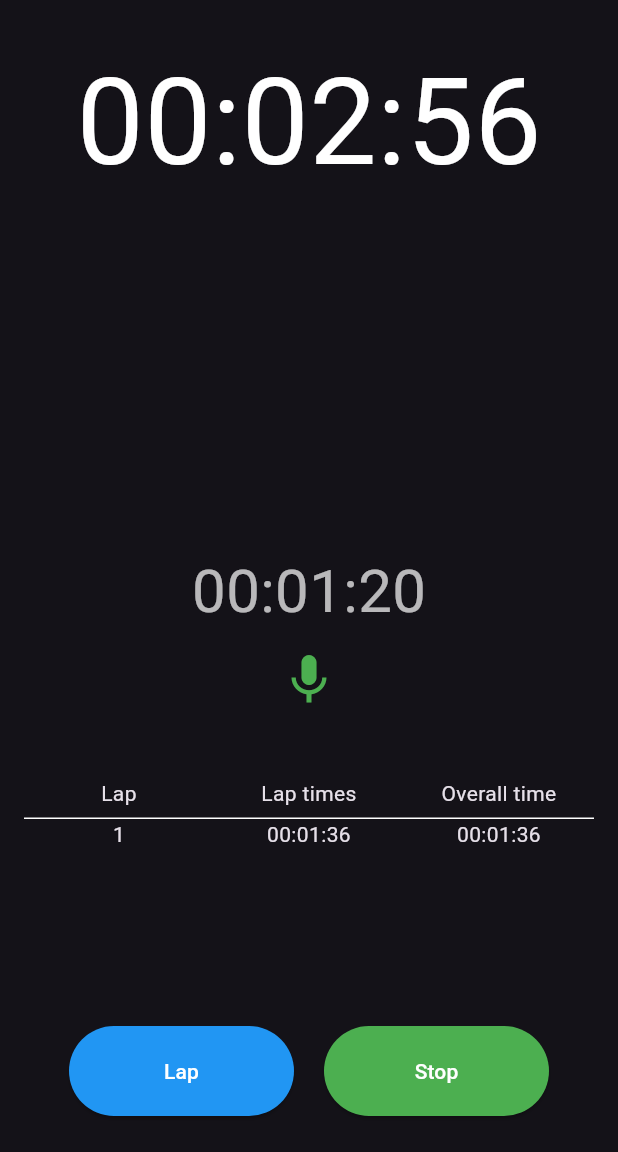
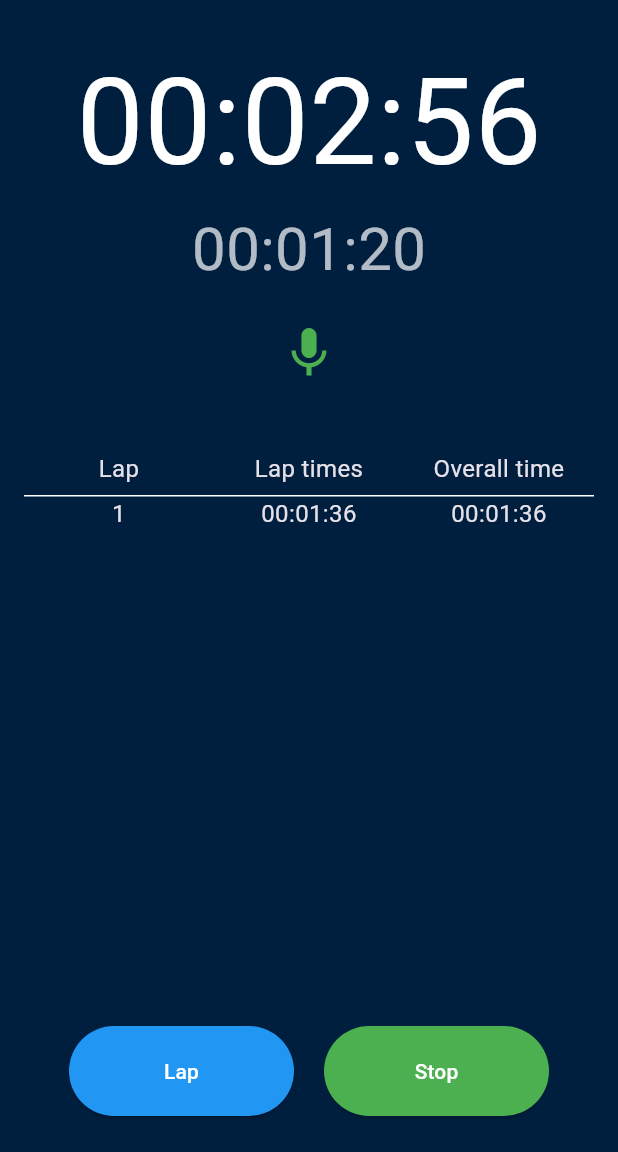
Before and after one commit to alexsvtmdev/vcstopwatch, a Flutter app: the screen it shows after launch, after a tap on "Start", after a tap on "Lap", on a phone screen of 412 x 824 dp, the part 84-1236 px from its top. Run offline on Flutter 3.47's test engine with Material 3 defaults, Android fonts, the phone set to English and light mode, and no system bars; our stand-ins replace flutter_tts, shared_preferences; missing offline and left inert: vosk_flutter_2.

Commit message:
design 4. good

```diff
--- a/lib/main.dart
+++ b/lib/main.dart
@@ -26,7 +26,7 @@ class VoiceCommandResult {
   VoiceCommandResult({required this.text, required this.isCommand});
 }
 
-/// Сервис голосовых команд: инициализация модели, распознавание и передача результатов через поток.
+/// Сервис голосовых команд.
 class VoiceCommandService {
   final VoskFlutterPlugin _vosk = VoskFlutterPlugin.instance();
   final ModelLoader _modelLoader = ModelLoader();
@@ -75,7 +75,7 @@ class VoiceCommandService {
     "circle", // добавлено слово "circle"
   ];
 
-  // grammarList – объединение commandWords и ignoreWords.
+  // Объединённый список для грамматики.
   List<String> get grammarList => [...commandWords, ...ignoreWords];
 
   Stream<VoiceCommandResult> get commandStream => _controller.stream;
@@ -138,9 +138,7 @@ class VoiceCommandService {
       final result = jsonDecode(resultJson);
       if (result.containsKey('text')) {
         String recognized = result['text'].toLowerCase().trim();
-        if (recognized.isEmpty) {
-          recognized = "-";
-        }
+        if (recognized.isEmpty) recognized = "-";
         bool isCommand = false;
         if (!ignoreWords.contains(recognized)) {
           for (var word in commandWords) {
@@ -195,7 +193,12 @@ class MyApp extends StatelessWidget {
   Widget build(BuildContext context) {
     return MaterialApp(
       title: 'VoiceControl Timer',
-      theme: ThemeData(primarySwatch: Colors.blue, brightness: Brightness.dark),
+      // Устанавливаем фон приложения deep navy
+      theme: ThemeData(
+        primarySwatch: Colors.blue,
+        brightness: Brightness.dark,
+        scaffoldBackgroundColor: const Color(0xFF001F3F),
+      ),
       home: const TimerPage(),
     );
   }
@@ -225,8 +228,7 @@ class TimerPageState extends State<TimerPage> {
   Timer? _clearVoiceTextTimer;
 
   int _lastIntervalAnnounced = -1;
-
-  List<LapRecord> _lapRecords = [];
+  final List<LapRecord> _lapRecords = [];
 
   late VoiceCommandService voiceService;
   StreamSubscription<VoiceCommandResult>? _voiceSub;
@@ -334,8 +336,8 @@ class TimerPageState extends State<TimerPage> {
       Duration currentLap = DateTime.now().difference(_lapStartTime!);
       Duration overall = elapsed;
       int lapNumber = _lapRecords.length + 1;
-      // Для голосового объявления используем "circle" и выводим номер без ведущих нулей.
-      flutterTts.speak("circle ${lapNumber}");
+      // Голосовое объявление: если lapNumber больше нуля, читаем его; иначе (не должно быть 0) – игнорируем.
+      flutterTts.speak("circle $lapNumber");
       LapRecord lapRecord = LapRecord(
         lapNumber: lapNumber,
         lapTime: currentLap,
@@ -344,7 +346,7 @@ class TimerPageState extends State<TimerPage> {
       _lapRecords.insert(0, lapRecord);
       _lapStartTime = DateTime.now();
       developer.log(
-        "Lap recorded: Circle ${lapNumber}, lap time: $currentLap, overall: $overall",
+        "Lap recorded: Circle $lapNumber, lap time: $currentLap, overall: $overall",
         name: "TimerPage",
       );
       setState(() {});
@@ -372,7 +374,8 @@ class TimerPageState extends State<TimerPage> {
       if (isActive && _startTime != null) {
         Duration currentRun = DateTime.now().difference(_startTime!);
         Duration total = _accumulated + currentRun;
-        flutterTts.speak("completed ${_formatAnnouncement(total)}");
+        final formatted = _formatAnnouncement(total);
+        flutterTts.speak("completed $formatted");
         setState(() {
           isActive = false;
           _accumulated = total;
@@ -420,18 +423,6 @@ class TimerPageState extends State<TimerPage> {
     await prefs.setBool('voiceControlEnabled', voiceControlEnabled);
   }
 
-  void _handleReset() {
-    flutterTts.speak("Timer in zero");
-    setState(() {
-      isActive = false;
-      _accumulated = Duration.zero;
-      _startTime = null;
-      _lapStartTime = null;
-      _lapRecords.clear();
-    });
-    developer.log("Manual: Timer reset", name: "TimerPage");
-  }
-
   Widget _buildLapTable() {
     return Expanded(
       child: SingleChildScrollView(
@@ -450,21 +441,21 @@ class TimerPageState extends State<TimerPage> {
                   Expanded(
                     child: Text(
                       "Lap",
-                      style: TextStyle(fontSize: 14),
+                      style: TextStyle(fontSize: 16),
                       textAlign: TextAlign.center,
                     ),
                   ),
                   Expanded(
                     child: Text(
                       "Lap times",
-                      style: TextStyle(fontSize: 14),
+                      style: TextStyle(fontSize: 16),
                       textAlign: TextAlign.center,
                     ),
                   ),
                   Expanded(
                     child: Text(
                       "Overall time",
-                      style: TextStyle(fontSize: 14),
+                      style: TextStyle(fontSize: 16),
                       textAlign: TextAlign.center,
                     ),
                   ),
@@ -483,21 +474,21 @@ class TimerPageState extends State<TimerPage> {
                     Expanded(
                       child: Text(
                         lap.lapNumber.toString(),
-                        style: const TextStyle(fontSize: 14),
+                        style: const TextStyle(fontSize: 16),
                         textAlign: TextAlign.center,
                       ),
                     ),
                     Expanded(
                       child: Text(
                         _formatTime(lap.lapTime),
-                        style: const TextStyle(fontSize: 14),
+                        style: const TextStyle(fontSize: 16),
                         textAlign: TextAlign.center,
                       ),
                     ),
                     Expanded(
                       child: Text(
                         _formatTime(lap.overallTime),
-                        style: const TextStyle(fontSize: 14),
+                        style: const TextStyle(fontSize: 16),
                         textAlign: TextAlign.center,
                       ),
                     ),
@@ -511,14 +502,16 @@ class TimerPageState extends State<TimerPage> {
     );
   }
 
-  // Виджет для левой кнопки, которая выполняет либо lap, либо reset.
+  // Виджет для левой кнопки: если таймер работает, показывает "Lap" (с синей кнопкой),
+  // если остановлен и время > 0 – "Reset" (с красной кнопкой),
+  // если время равно нулю – "Lap" (неактивна, серая).
   Widget _buildLapOrResetButton() {
     if (isActive) {
       return ElevatedButton(
         style: ElevatedButton.styleFrom(
           minimumSize: const Size(150, 60),
           shape: const StadiumBorder(),
-          backgroundColor: Colors.blue, // Lap button: синяя
+          backgroundColor: Colors.blue,
           foregroundColor: Colors.white,
         ),
         onPressed: _handleLap,
@@ -530,7 +523,7 @@ class TimerPageState extends State<TimerPage> {
           style: ElevatedButton.styleFrom(
             minimumSize: const Size(150, 60),
             shape: const StadiumBorder(),
-            backgroundColor: Colors.red, // Reset button: красная
+            backgroundColor: Colors.red,
             foregroundColor: Colors.white,
           ),
           onPressed: _handleReset,
@@ -541,7 +534,7 @@ class TimerPageState extends State<TimerPage> {
           style: ElevatedButton.styleFrom(
             minimumSize: const Size(150, 60),
             shape: const StadiumBorder(),
-            backgroundColor: Colors.grey, // неактивная кнопка
+            backgroundColor: Colors.grey,
             foregroundColor: Colors.white,
           ),
           onPressed: null,
@@ -549,6 +542,18 @@ class TimerPageState extends State<TimerPage> {
         );
       }
     }
+  }
+
+  void _handleReset() {
+    flutterTts.speak("Timer in zero");
+    setState(() {
+      isActive = false;
+      _accumulated = Duration.zero;
+      _startTime = null;
+      _lapStartTime = null;
+      _lapRecords.clear();
+    });
+    developer.log("Manual: Timer reset", name: "TimerPage");
   }
 
   @override
@@ -563,6 +568,91 @@ class TimerPageState extends State<TimerPage> {
   @override
   Widget build(BuildContext context) {
     String formattedTime = _formatTime(elapsed);
+    final screenHeight = MediaQuery.of(context).size.height;
+    // Если нет записей кругов, верхняя группа занимает примерно 1/3 экрана (выравнивание вниз),
+    // иначе – выравнивание по верхнему краю.
+    Widget upperGroup;
+    if (_lapRecords.isEmpty) {
+      upperGroup = Container(
+        height: screenHeight * 0.33,
+        alignment: Alignment.bottomCenter,
+        child: Text(
+          formattedTime,
+          style: const TextStyle(fontSize: 80, color: Colors.white),
+        ),
+      );
+      upperGroup = Column(
+        mainAxisSize: MainAxisSize.min,
+        children: [
+          upperGroup,
+          const SizedBox(height: 20),
+          Icon(
+            voiceRecognitionActive ? Icons.mic : Icons.mic_off,
+            color: voiceRecognitionActive ? Colors.green : Colors.red,
+            size: 40,
+          ),
+          const SizedBox(height: 10),
+          SizedBox(
+            height: 20,
+            child: Center(
+              child: Text(
+                _displayedVoiceText ?? " ",
+                style: TextStyle(
+                  fontSize: 16,
+                  color:
+                      _displayedVoiceIsCommand ? Colors.green : Colors.orange,
+                  fontWeight:
+                      _displayedVoiceIsCommand
+                          ? FontWeight.bold
+                          : FontWeight.normal,
+                ),
+              ),
+            ),
+          ),
+        ],
+      );
+    } else {
+      upperGroup = Column(
+        crossAxisAlignment: CrossAxisAlignment.center,
+        children: [
+          Text(
+            formattedTime,
+            style: const TextStyle(fontSize: 80, color: Colors.white),
+          ),
+          if (isActive && _lapStartTime != null)
+            Text(
+              _formatTime(DateTime.now().difference(_lapStartTime!)),
+              style: const TextStyle(fontSize: 40, color: Colors.white70),
+            ),
+          const SizedBox(height: 20),
+          Icon(
+            voiceRecognitionActive ? Icons.mic : Icons.mic_off,
+            color: voiceRecognitionActive ? Colors.green : Colors.red,
+            size: 40,
+          ),
+          const SizedBox(height: 10),
+          SizedBox(
+            height: 20,
+            child: Center(
+              child: Text(
+                _displayedVoiceText ?? " ",
+                style: TextStyle(
+                  fontSize: 16,
+                  color:
+                      _displayedVoiceIsCommand ? Colors.green : Colors.orange,
+                  fontWeight:
+                      _displayedVoiceIsCommand
+                          ? FontWeight.bold
+                          : FontWeight.normal,
+                ),
+              ),
+            ),
+          ),
+          const SizedBox(height: 10),
+          _buildLapTable(),
+        ],
+      );
+    }
     return Scaffold(
       appBar: AppBar(
         title: const Text('VoiceControl Timer'),
@@ -579,96 +669,13 @@ class TimerPageState extends State<TimerPage> {
           ),
         ],
       ),
+      backgroundColor: const Color(0xFF001F3F),
       body: Padding(
         padding: const EdgeInsets.symmetric(horizontal: 16.0, vertical: 24.0),
         child: Column(
           mainAxisAlignment: MainAxisAlignment.spaceBetween,
           children: [
-            // Верхняя группа.
-            _lapRecords.isEmpty
-                ? Expanded(
-                  flex: 3,
-                  child: Center(
-                    child: Text(
-                      formattedTime,
-                      style: const TextStyle(fontSize: 80, color: Colors.white),
-                    ),
-                  ),
-                )
-                : Expanded(
-                  flex: 2,
-                  child: Align(
-                    alignment: Alignment.topCenter,
-                    child: Text(
-                      formattedTime,
-                      style: const TextStyle(fontSize: 80, color: Colors.white),
-                    ),
-                  ),
-                ),
-            if (_lapRecords.isNotEmpty) ...[
-              if (isActive && _lapStartTime != null)
-                Text(
-                  _formatTime(DateTime.now().difference(_lapStartTime!)),
-                  style: const TextStyle(fontSize: 40, color: Colors.white70),
-                ),
-              const SizedBox(height: 10),
-              Icon(
-                voiceRecognitionActive ? Icons.mic : Icons.mic_off,
-                color: voiceRecognitionActive ? Colors.green : Colors.red,
-                size: 40,
-              ),
-              const SizedBox(height: 10),
-              SizedBox(
-                height: 20,
-                child: Center(
-                  child: Text(
-                    _displayedVoiceText ?? " ",
-                    style: TextStyle(
-                      fontSize: 16,
-                      color:
-                          _displayedVoiceIsCommand
-                              ? Colors.green
-                              : Colors.orange,
-                      fontWeight:
-                          _displayedVoiceIsCommand
-                              ? FontWeight.bold
-                              : FontWeight.normal,
-                    ),
-                  ),
-                ),
-              ),
-              const SizedBox(height: 10),
-              // Таблица кругов, занимающая оставшееся место между верхней группой и кнопками.
-              _buildLapTable(),
-            ] else ...[
-              const SizedBox(height: 20),
-              Icon(
-                voiceRecognitionActive ? Icons.mic : Icons.mic_off,
-                color: voiceRecognitionActive ? Colors.green : Colors.red,
-                size: 40,
-              ),
-              const SizedBox(height: 10),
-              SizedBox(
-                height: 20,
-                child: Center(
-                  child: Text(
-                    _displayedVoiceText ?? " ",
-                    style: TextStyle(
-                      fontSize: 16,
-                      color:
-                          _displayedVoiceIsCommand
-                              ? Colors.green
-                              : Colors.orange,
-                      fontWeight:
-                          _displayedVoiceIsCommand
-                              ? FontWeight.bold
-                              : FontWeight.normal,
-                    ),
-                  ),
-                ),
-              ),
-            ],
-            // Нижняя группа: кнопки.
+            Expanded(child: upperGroup),
             Row(
               mainAxisAlignment: MainAxisAlignment.center,
               children: [
@@ -678,8 +685,7 @@ class TimerPageState extends State<TimerPage> {
                   style: ElevatedButton.styleFrom(
                     minimumSize: const Size(150, 60),
                     shape: const StadiumBorder(),
-                    backgroundColor:
-                        Colors.green, // кнопка Start/Resume – зеленая.
+                    backgroundColor: Colors.green,
                     foregroundColor: Colors.white,
                   ),
                   onPressed: () {
@@ -696,9 +702,8 @@ class TimerPageState extends State<TimerPage> {
                         _startTime!,
                       );
                       Duration total = _accumulated + currentRun;
-                      flutterTts.speak(
-                        "completed ${_formatAnnouncement(total)}",
-                      );
+                      final formatted = _formatAnnouncement(total);
+                      flutterTts.speak("completed $formatted");
                       setState(() {
                         isActive = false;
                         _accumulated = total;
```
